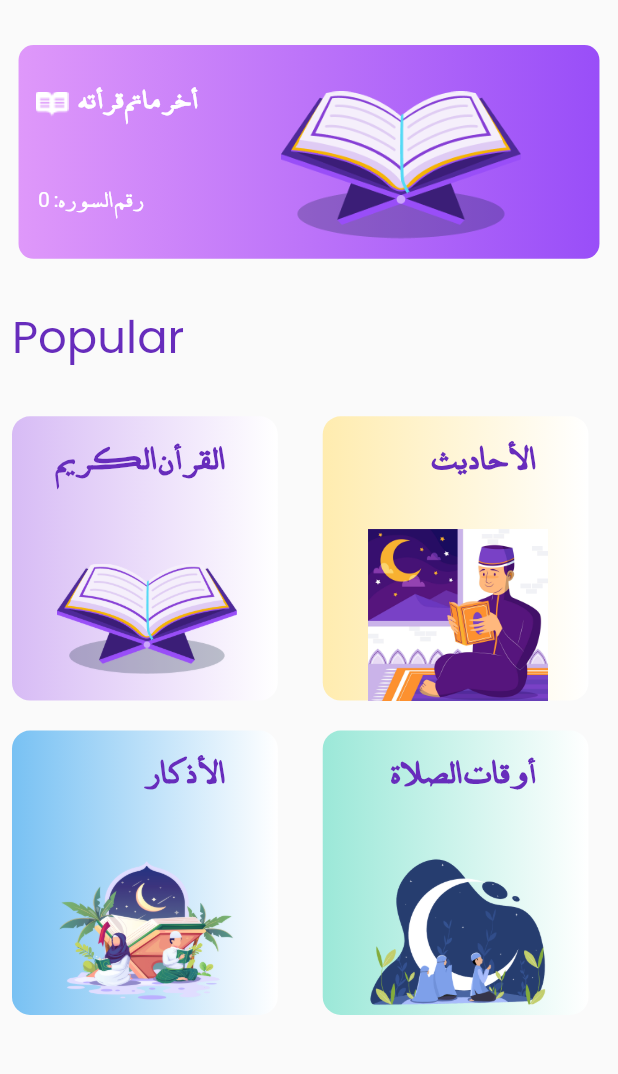
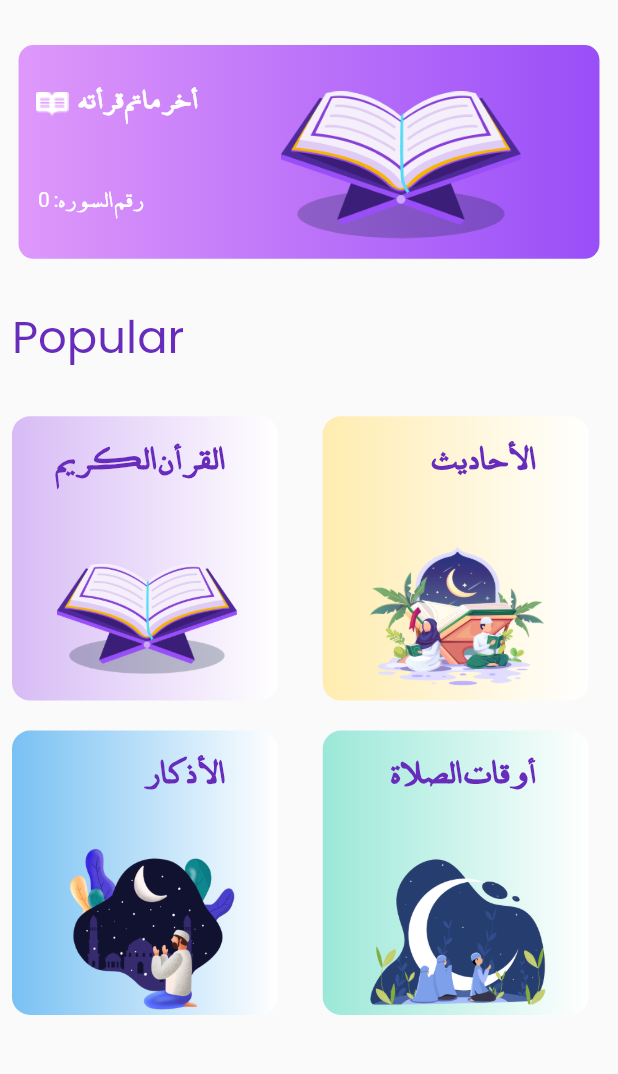
Before and after one commit to 18112001688/QuranApp, a Flutter app: the screen it shows after launch, on a phone screen of 412 x 824 dp, the part 108-1182 px from its top. Run offline on Flutter 3.47's test engine with Material 2 defaults, Android fonts, the light colour scheme and no system bars; our stand-ins replace dartz, dio, flutter_bloc, get_it, go_router, shared_preferences; missing offline and left inert: quran; Roboto replaces fonts that are missing (poppins).

Commit message:
Edting some of home screen cutom items

```diff
--- a/lib/Features/home/presentation/views/home_view.dart
+++ b/lib/Features/home/presentation/views/home_view.dart
@@ -73,7 +73,7 @@ class HomeView extends StatelessWidget {
                       onTap: () {
                         GoRouter.of(context).push('/AhdesView');
                       },
-                      image: Utlity.imageAhdes,
+                      image: Utlity.imageThree,
                     ),
                   ],
                 ),
@@ -88,7 +88,7 @@ class HomeView extends StatelessWidget {
                       onTap: () {
                         GoRouter.of(context).push('/AzkarView');
                       },
-                      image: Utlity.imageThree,
+                      image: Utlity.imageRamdan,
                     ),
                     const SizedBox(
                       width: 30,
--- a/lib/Features/home/widget/custom_item.dart
+++ b/lib/Features/home/widget/custom_item.dart
@@ -2,12 +2,13 @@ import 'package:Qurane_app/core/constant/constent.dart';
 import 'package:flutter/material.dart';
 
 class CustomItem extends StatelessWidget {
-  const CustomItem(
-      {super.key,
-      required this.firstColor,
-      required this.text,
-      required this.onTap,
-      required this.image});
+  const CustomItem({
+    super.key,
+    required this.firstColor,
+    required this.text,
+    required this.onTap,
+    required this.image,
+  });
   final Color firstColor;
   final String text;
   final VoidCallback onTap;
--- a/lib/Features/splash/presentation/views/splash.dart
+++ b/lib/Features/splash/presentation/views/splash.dart
@@ -36,11 +36,11 @@ class _SplashViewState extends State<SplashView>
       body: Container(
         width: double.infinity,
         decoration: const BoxDecoration(
-          color: Color(0xff180B37),
+          color: Color(0xff141e1f),
         ),
         child: Column(
           children: [
-            Image.asset(Utlity.imageMousq),
+            Image.asset(Utlity.imageMoon),
             const SizedBox(
               height: 30,
             ),
--- a/lib/core/utlity/images.dart
+++ b/lib/core/utlity/images.dart
@@ -14,5 +14,5 @@ class Utlity {
   static const String imageSunrise = 'assets/images/sunrise.png';
   static const String imageGroup = 'assets/images/Group (1).png';
   static const String imageMoon = 'assets/images/moon.jpg';
-  static const String imageAhdes = "assets/images/ahdes.jpg";
+  static const String imageRamdan = "assets/images/ramdan.png";
 }
```
Also changed, not shown: assets/images/ahdes.jpg (deleted), assets/images/ramdan.png (added).
